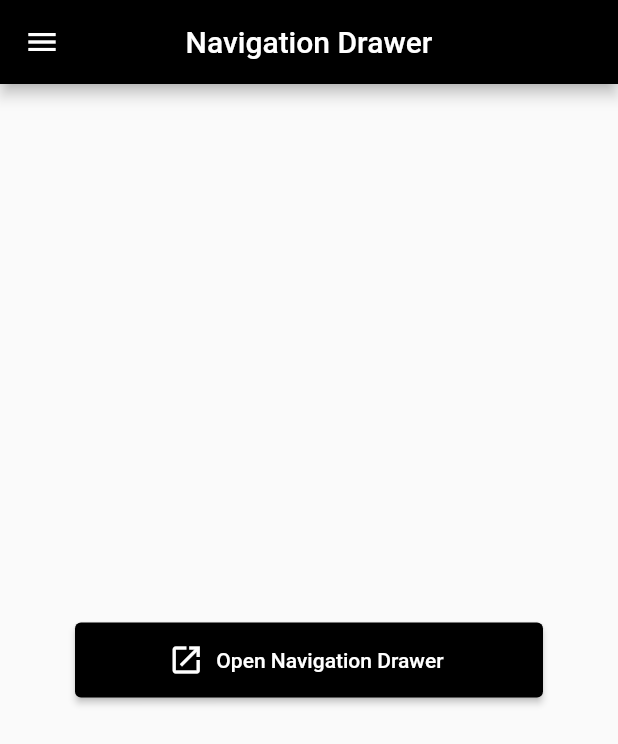
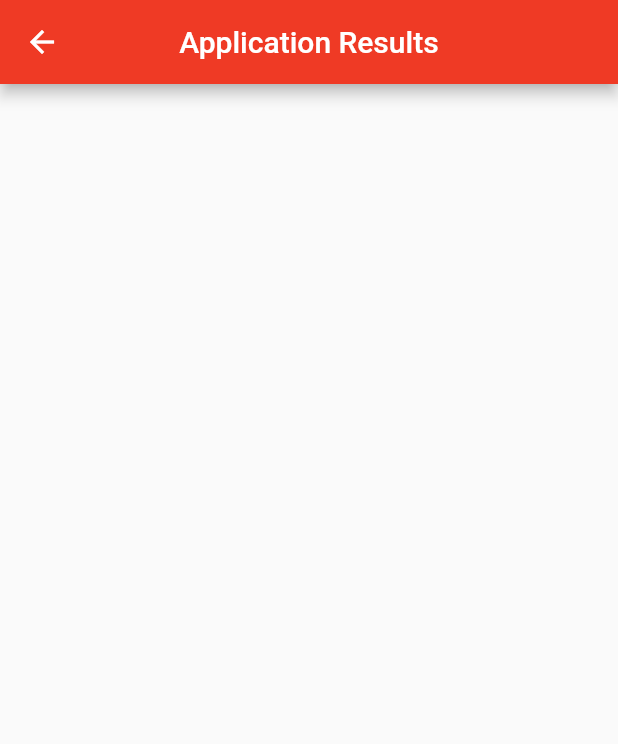
Before and after one commit to AJBasilio/Admission---Mobile-App, a Flutter app: the Home screen opened directly, in the side drawer, after a tap on "View Results", on a phone screen of 412 x 824 dp. Shown: the top 744 px of the screen. Run offline on Flutter 3.47's test engine with Material 2 defaults, Android fonts, the phone set to English and light mode, and no system bars; network calls fail.

Commit message:
try kalikot template - navigation

```diff
--- a/admissionproject/lib/dashboard.dart
+++ b/admissionproject/lib/dashboard.dart
@@ -15,33 +15,33 @@ class Home extends StatelessWidget {
     return Scaffold(
       drawer: const NavigationDrawer(),
       appBar: AppBar(
-        title: const Text('Navigation Drawer'),
+        title: const Text('TUPC - Admission'),
         centerTitle: true,
-        backgroundColor: Colors.black,
+        backgroundColor: Color(0xFFEF3A25),
       ),
-      body: Builder(
-        builder: (context) {
-          return Center(
-            child: SizedBox(
-              height: 50,
-              width: MediaQuery.of(context).size.width - 100,
-              child: ElevatedButton.icon(
-                style: ElevatedButton.styleFrom(
-                  primary: Colors.black,
-                ),
-                onPressed: () {
-                  Scaffold.of(context).openDrawer();
-                },
-                icon: const Icon(Icons.open_in_new, color: Colors.white),
-                label: const Text(
-                  'Open Navigation Drawer',
-                  style: TextStyle(color: Colors.white),
-                ),
-              ),
-            ),
-          );
-        }
-      )
+      // body: Builder(
+      //   builder: (context) {
+      //     return Center(
+      //       child: SizedBox(
+      //         height: 50,
+      //         width: MediaQuery.of(context).size.width - 100,
+      //         child: ElevatedButton.icon(
+      //           style: ElevatedButton.styleFrom(
+      //             primary: Colors.black,
+      //           ),
+      //           onPressed: () {
+      //             Scaffold.of(context).openDrawer();
+      //           },
+      //           icon: const Icon(Icons.open_in_new, color: Colors.white),
+      //           label: const Text(
+      //             'Open Navigation Drawer',
+      //             style: TextStyle(color: Colors.white),
+      //           ),
+      //         ),
+      //       ),
+      //     );
+      //   }
+      // )
     );
   }
 }
--- a/admissionproject/lib/pages/people.dart
+++ b/admissionproject/lib/pages/appli_message.dart
@@ -1,15 +1,15 @@
 import 'package:flutter/material.dart';
 
-class People extends StatelessWidget {
-  const People({Key? key}) : super(key: key);
+class appli_message extends StatelessWidget {
+  const appli_message({Key? key}) : super(key: key);
 
   @override
   Widget build(BuildContext context) {
     return Scaffold(
       appBar: AppBar(
-        title: const Text('People'),
+        title: const Text('Message'),
         centerTitle: true,
-        backgroundColor: Colors.black,
+        backgroundColor: Color(0xFFEF3A25),
       ),
     );
   }
--- /dev/null
+++ b/admissionproject/lib/pages/appli_pdf.dart
@@ -0,0 +1,16 @@
+import 'package:flutter/material.dart';
+
+class appli_pdf extends StatelessWidget {
+  const appli_pdf({Key? key}) : super(key: key);
+
+  @override
+  Widget build(BuildContext context) {
+    return Scaffold(
+      appBar: AppBar(
+        title: const Text('Print PDF'),
+        centerTitle: true,
+        backgroundColor: Color(0xFFEF3A25),
+      ),
+    );
+  }
+}
--- /dev/null
+++ b/admissionproject/lib/pages/appli_results.dart
@@ -0,0 +1,16 @@
+import 'package:flutter/material.dart';
+
+class appli_results extends StatelessWidget {
+  const appli_results({Key? key}) : super(key: key);
+
+  @override
+  Widget build(BuildContext context) {
+    return Scaffold(
+      appBar: AppBar(
+        title: const Text('Application Results'),
+        centerTitle: true,
+        backgroundColor: Color(0xFFEF3A25),
+      ),
+    );
+  }
+}
--- a/admissionproject/lib/side_navigation.dart
+++ b/admissionproject/lib/side_navigation.dart
@@ -1,6 +1,9 @@
 import 'package:flutter/material.dart';
 import 'package:admissionproject/sidenav_item.dart';
-import 'package:admissionproject/pages/people.dart';
+import 'package:admissionproject/pages/appli_results.dart';
+import 'package:admissionproject/pages/appli_pdf.dart';
+import 'package:admissionproject/pages/appli_message.dart';
+import 'package:admissionproject/main.dart';
 
 class NavigationDrawer extends StatelessWidget {
   const NavigationDrawer({Key? key}) : super(key: key);
@@ -9,47 +12,56 @@ class NavigationDrawer extends StatelessWidget {
   Widget build(BuildContext context) {
     return Drawer(
       child: Material(
-        color: Colors.black,
+        color: Color.fromARGB(255, 255, 255, 255),
         child: Padding(
-          padding: const EdgeInsets.fromLTRB(24.0, 80, 24, 0),
+          padding: const EdgeInsets.fromLTRB(24.0, 90, 24, 0),
           child: Column(
             children: [
               headerWidget(),
-              const SizedBox(height: 40,),
-              const Divider(thickness: 1, height: 10, color: Colors.grey,),
-              const SizedBox(height: 40,),
-              DrawerItem(
-                name: 'Home',
-                icon: Icons.home,
-                onPressed: ()=> onItemPressed(context, index: 0),
+              const SizedBox(
+                height: 40,
               ),
-              const SizedBox(height: 30,),
+              const Divider(
+                thickness: 1,
+                height: 10,
+                color: Color.fromARGB(255, 151, 151, 151),
+              ),
+              const SizedBox(
+                height: 40,
+              ),
               DrawerItem(
                   name: 'View Results',
                   icon: Icons.view_list,
-                  onPressed: ()=> onItemPressed(context, index: 1)
+                  onPressed: () => onItemPressed(context, index: 0)),
+              const SizedBox(
+                height: 30,
               ),
-              const SizedBox(height: 30,),
               DrawerItem(
                   name: 'Print PDF',
                   icon: Icons.description,
-                  onPressed: ()=> onItemPressed(context, index: 3)
+                  onPressed: () => onItemPressed(context, index: 1)),
+              const SizedBox(
+                height: 30,
               ),
-              const SizedBox(height: 30,),
               DrawerItem(
                   name: 'Message',
                   icon: Icons.message_outlined,
-                  onPressed: ()=> onItemPressed(context, index: 2)
+                  onPressed: () => onItemPressed(context, index: 2)),
+              const SizedBox(
+                height: 30,
               ),
-              const SizedBox(height: 30,),
-              const Divider(thickness: 1, height: 10, color: Colors.grey,),
-              const SizedBox(height: 30,),
+              const Divider(
+                thickness: 1,
+                height: 10,
+                color: Color.fromARGB(255, 151, 151, 151),
+              ),
+              const SizedBox(
+                height: 30,
+              ),
               DrawerItem(
                   name: 'Log out',
                   icon: Icons.logout,
-                  onPressed: ()=> onItemPressed(context, index: 5)
-              ),
-
+                  onPressed: () => onItemPressed(context, index: 3)),
             ],
           ),
         ),
@@ -57,35 +69,55 @@ class NavigationDrawer extends StatelessWidget {
     );
   }
 
-  void onItemPressed(BuildContext context, {required int index}){
+  void onItemPressed(BuildContext context, {required int index}) {
     Navigator.pop(context);
 
-    switch(index){
+    switch (index) {
       case 0:
-        Navigator.push(context, MaterialPageRoute(builder: (context) => const People()));
+        Navigator.push(context,
+            MaterialPageRoute(builder: (context) => const appli_results()));
+        break;
+      case 1:
+        Navigator.push(context,
+            MaterialPageRoute(builder: (context) => const appli_pdf()));
+        break;
+      case 2:
+        Navigator.push(context,
+            MaterialPageRoute(builder: (context) => const appli_message()));
+        break;
+      case 3:
+        Navigator.push(
+            context, MaterialPageRoute(builder: (context) => const MyApp()));
         break;
     }
   }
 
   Widget headerWidget() {
-    const url = 'https://media.istockphoto.com/photos/learn-to-love-yourself-first-picture-id1291208214?b=1&k=20&m=1291208214&s=170667a&w=0&h=sAq9SonSuefj3d4WKy4KzJvUiLERXge9VgZO-oqKUOo=';
+    const Image = 'image/logo.png';
     return Row(
       children: [
         const CircleAvatar(
           radius: 40,
-          backgroundImage: NetworkImage(url),
+          backgroundImage: NetworkImage(Image),
         ),
-        const SizedBox(width: 20,),
+        const SizedBox(
+          width: 20,
+        ),
         Column(
           crossAxisAlignment: CrossAxisAlignment.start,
           children: const [
-            Text('Applicant', style: TextStyle(fontSize: 14, color: Colors.white)),
-            SizedBox(height: 10,),
-            Text('applicant@email.com', style: TextStyle(fontSize: 14, color: Colors.white))
+            Text('Applicant',
+                style: TextStyle(
+                    fontSize: 16, color: Color.fromARGB(255, 0, 0, 0))),
+            SizedBox(
+              height: 10,
+            ),
+            Text('applicant@gmail.com',
+                style: TextStyle(
+                    fontSize: 16, color: Color.fromARGB(255, 0, 0, 0)))
           ],
         )
       ],
     );
-
   }
 }
--- a/admissionproject/lib/sidenav_item.dart
+++ b/admissionproject/lib/sidenav_item.dart
@@ -1,7 +1,12 @@
 import 'package:flutter/material.dart';
 
 class DrawerItem extends StatelessWidget {
-  const DrawerItem({Key? key, required this.name, required this.icon, required this.onPressed}) : super(key: key);
+  const DrawerItem(
+      {Key? key,
+      required this.name,
+      required this.icon,
+      required this.onPressed})
+      : super(key: key);
 
   final String name;
   final IconData icon;
@@ -15,9 +20,19 @@ class DrawerItem extends StatelessWidget {
         height: 40,
         child: Row(
           children: [
-            Icon(icon, size: 20, color: Colors.white,),
-            const SizedBox(width: 40,),
-            Text(name, style: const TextStyle(fontSize: 20, color: Colors.white),)
+            Icon(
+              icon,
+              size: 35,
+              color: Color.fromARGB(255, 70, 69, 69),
+            ),
+            const SizedBox(
+              width: 20,
+            ),
+            Text(
+              name,
+              style: const TextStyle(
+                  fontSize: 20, color: Color.fromARGB(255, 46, 46, 46)),
+            )
           ],
         ),
       ),
--- a/admissionproject/pubspec.yaml
+++ b/admissionproject/pubspec.yaml
@@ -58,9 +58,8 @@ flutter:
   uses-material-design: true
 
   # To add assets to your application, add an assets section, like this:
-  # assets:
-  #   - images/a_dot_burr.jpeg
-  #   - images/a_dot_ham.jpeg
+  assets:
+    - assets/images/logo.png
 
   # An image asset can refer to one or more resolution-specific "variants", see
   # https://flutter.dev/assets-and-images/#resolution-aware.
```
Also changed, not shown: admissionproject/assets/images/logo.png (added).
